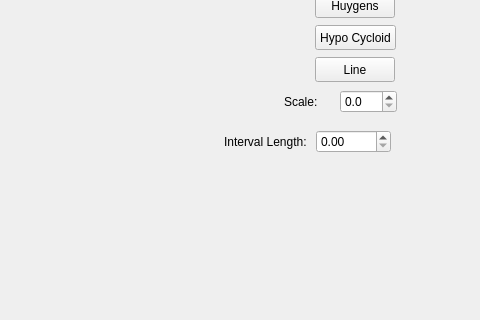
First picture: the form in mainwindow.ui, repository Naugrim01/QtCurvesCPP, before the edit; both pictures show x 286 to 766 and y 112 to 432 of the 766 by 432 pixel window.
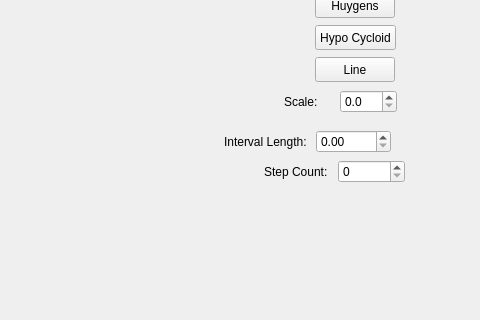
Second picture: the form after the edit. Custom widgets are drawn as their Qt base class.

Commit message: add step count Spin box and update the update_ui() method

Diff of the .ui file:
```diff
--- a/mainwindow.ui
+++ b/mainwindow.ui
@@ -147,6 +147,35 @@
      </item>
     </layout>
    </widget>
+   <widget class="QWidget" name="">
+    <property name="geometry">
+     <rect>
+      <x>550</x>
+      <y>270</y>
+      <width>141</width>
+      <height>27</height>
+     </rect>
+    </property>
+    <layout class="QHBoxLayout" name="horizontalLayout_3">
+     <item>
+      <widget class="QLabel" name="label_3">
+       <property name="text">
+        <string>Step Count: </string>
+       </property>
+      </widget>
+     </item>
+     <item>
+      <widget class="QSpinBox" name="spinCount">
+       <property name="maximum">
+        <number>1024</number>
+       </property>
+       <property name="singleStep">
+        <number>1</number>
+       </property>
+      </widget>
+     </item>
+    </layout>
+   </widget>
   </widget>
  </widget>
  <customwidgets>
```
The commit also changes 3 other files.
